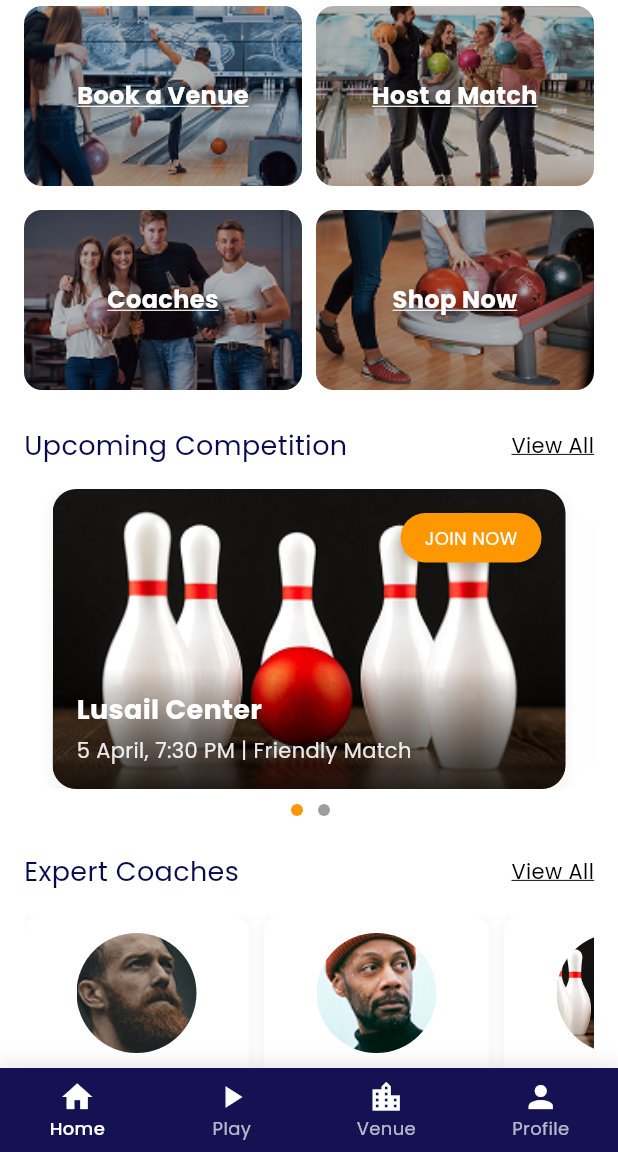
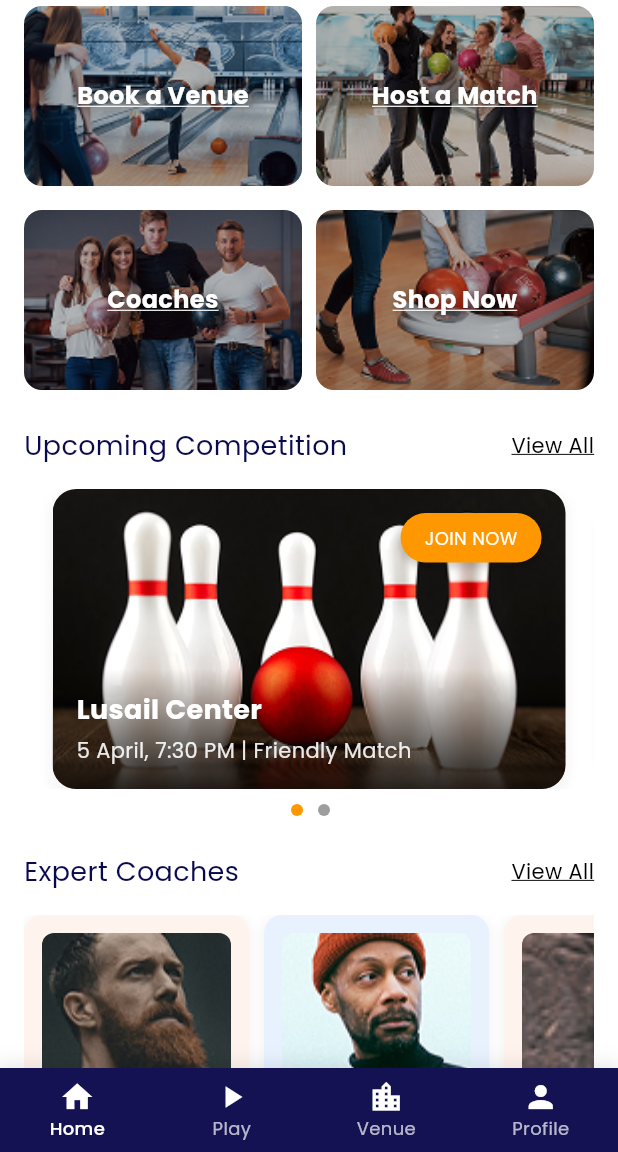
Before and after one commit to mohammedanshad1/game_app, a Flutter app: the screen it shows after launch, scrolled down 576 dp, on a phone screen of 412 x 824 dp, the part 84-1236 px from its top. Run offline on Flutter 3.47's test engine with Material 3 defaults, Android fonts, the phone set to English and light mode, and no system bars; drawn by our look-alikes of carousel_slider; our stand-ins replace google_fonts.

Commit message:
coach card completed

```diff
--- a/lib/view/home_bottom_section.dart.dart
+++ b/lib/view/home_bottom_section.dart.dart
@@ -117,6 +117,7 @@ class HomeBottomSection extends StatelessWidget {
                   ],
                 ),
                 SizedBox(height: 16),
+                // In the Expert Coaches section, update the Row widget to include index:
                 SingleChildScrollView(
                   scrollDirection: Axis.horizontal,
                   child: Row(
@@ -126,6 +127,7 @@ class HomeBottomSection extends StatelessWidget {
                         '5.0 rating',
                         'Adult and Kids',
                         'assets/images/maneshbhai.png',
+                        0, // Add index parameter
                       ),
                       SizedBox(width: 10),
                       _buildCoachCardWithImage(
@@ -133,13 +135,15 @@ class HomeBottomSection extends StatelessWidget {
                         '4.5 rating',
                         'Adult and Kids',
                         'assets/images/jowrin.png',
+                        1, // Add index parameter
                       ),
                       SizedBox(width: 10),
                       _buildCoachCardWithImage(
                         'Marie',
                         '4.0 rating',
                         'Adult',
-                        'assets/images/upcoming.png',
+                        'assets/images/Rectangle 2396.png',
+                        2, // Add index parameter
                       ),
                     ],
                   ),
@@ -318,13 +322,20 @@ class HomeBottomSection extends StatelessWidget {
     );
   }
 
-  Widget _buildCoachCardWithImage(
-      String name, String rating, String category, String imagePath) {
+  Widget _buildCoachCardWithImage(String name, String rating, String category,
+      String imagePath, int index) {
+    // Define card colors in order
+    final List<Color> cardColors = [
+      Color(0xFFFFF3ED), // #FFF3ED
+      Color(0xFFE8F2FF), // #E8F2FF
+      Color(0xFFFFF3ED), // #FFF3ED
+    ];
+
     return Container(
       width: 150,
       padding: EdgeInsets.all(12),
       decoration: BoxDecoration(
-        color: Colors.white,
+        color: cardColors[index % cardColors.length], // Cycle through colors
         borderRadius: BorderRadius.circular(12),
         boxShadow: [
           BoxShadow(
@@ -337,43 +348,52 @@ class HomeBottomSection extends StatelessWidget {
       ),
       child: Column(
         children: [
+          // Rectangular image instead of circle
           Container(
-            width: 80,
-            height: 80,
+            width: double.infinity,
+            height: 100,
             decoration: BoxDecoration(
-              shape: BoxShape.circle,
+              borderRadius: BorderRadius.circular(8),
               image: DecorationImage(
                 image: AssetImage(imagePath),
                 fit: BoxFit.cover,
               ),
             ),
           ),
-          SizedBox(height: 8),
-          Text(
+          SizedBox(height: 12),
+          // Name aligned left
+          Align(
+            alignment: Alignment.centerLeft,
+            child: Text(
               name,
               style: GoogleFonts.poppins(
                 fontSize: 16,
                 fontWeight: FontWeight.bold,
               ),
             ),
-          SizedBox(height: 4),
-          Row(
-            mainAxisAlignment: MainAxisAlignment.center,
-            children: [
-              Icon(Icons.star, size: 16, color: Colors.orange),
-              SizedBox(width: 4),
-              Text(
-                rating,
-                style: GoogleFonts.poppins(fontSize: 12),
-              ),
-            ],
           ),
           SizedBox(height: 4),
-          Text(
+          // Rating without star icon
+          Align(
+            alignment: Alignment.centerLeft,
+            child: Text(
+              rating,
+              style: GoogleFonts.poppins(
+                fontSize: 14,
+                color: Colors.black,
+              ),
+            ),
+          ),
+          SizedBox(height: 12), // Extra space after rating as in image
+          // Category aligned left
+          Align(
+            alignment: Alignment.centerLeft,
+            child: Text(
               category,
               style: GoogleFonts.poppins(
                 fontSize: 12,
                 color: Colors.grey[600],
+              ),
             ),
           ),
         ],
```
Also changed, not shown: assets/images/Rectangle 2396.png (renamed from assets/images/manesh2.png). Lines whose indentation alone changed are shown as unchanged.
